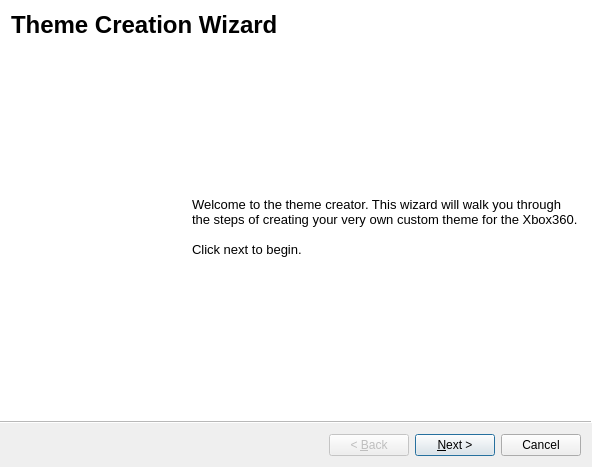
Above: Velocity/themecreationwizard.ui from hetelek/Velocity before the change. Below: the same form after it.
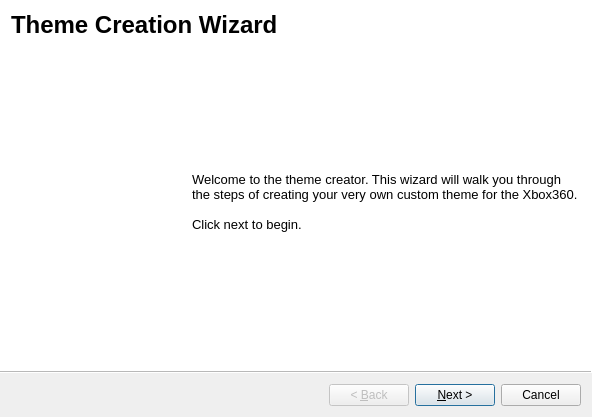
That is the form after the change. Icons and pictures are not drawn.

```diff
--- a/Velocity/themecreationwizard.ui
+++ b/Velocity/themecreationwizard.ui
@@ -7,7 +7,7 @@
     <x>0</x>
     <y>0</y>
     <width>592</width>
-    <height>467</height>
+    <height>417</height>
    </rect>
   </property>
   <property name="windowTitle">
```
